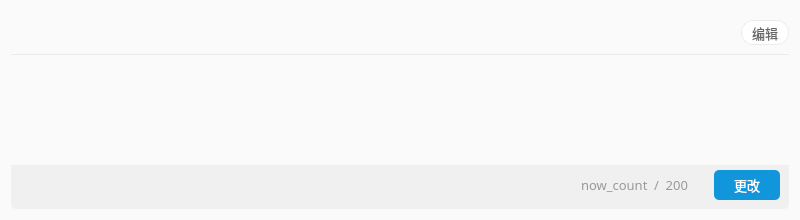
Qt form Status/Resources/ui/c_textInfoCardWidget.ui (StatusOnIineEducationDev/status-desktop) before a commit.
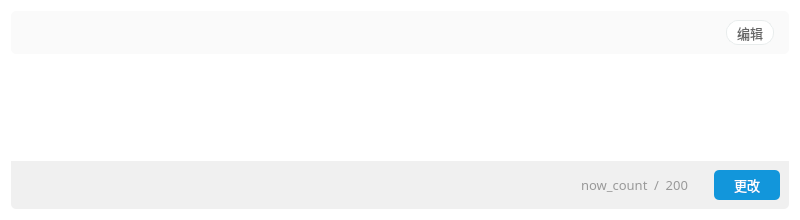
The same form after that commit. Icons and pictures are not drawn.

```diff
--- a/Status/Resources/ui/c_textInfoCardWidget.ui
+++ b/Status/Resources/ui/c_textInfoCardWidget.ui
@@ -28,7 +28,7 @@
   <property name="styleSheet">
    <string notr="true">QWidget {
 	border: none;
-	background-color: #fafafa;
+	background: #ffffff;
 }
 
 /*整体*/
@@ -221,52 +221,21 @@
      </layout>
     </widget>
    </item>
-   <item row="2" column="0">
-    <widget class="QPlainTextEdit" name="content_TextEdit">
-     <property name="sizePolicy">
-      <sizepolicy hsizetype="Expanding" vsizetype="Expanding">
-       <horstretch>0</horstretch>
-       <verstretch>0</verstretch>
-      </sizepolicy>
+   <item row="1" column="0">
+    <spacer name="verticalSpacer">
+     <property name="orientation">
+      <enum>Qt::Vertical</enum>
      </property>
-     <property name="minimumSize">
-      <size>
-       <width>0</width>
-       <height>100</height>
-      </size>
+     <property name="sizeType">
+      <enum>QSizePolicy::Fixed</enum>
      </property>
-     <property name="maximumSize">
+     <property name="sizeHint" stdset="0">
       <size>
-       <width>16777215</width>
-       <height>16777215</height>
+       <width>20</width>
+       <height>10</height>
       </size>
      </property>
-     <property name="font">
-      <font>
-       <family>微软雅黑</family>
-       <pointsize>11</pointsize>
-      </font>
-     </property>
-     <property name="styleSheet">
-      <string notr="true">QPlainTextEdit {
-	border: 1px solid #fafafa;
-	border-top-left-radius: 5px;
-	border-top-right-radius: 5px;
-	color: #666666;
-	background: #fafafa;
-}
-</string>
-     </property>
-     <property name="readOnly">
-      <bool>true</bool>
-     </property>
-     <property name="plainText">
-      <string/>
-     </property>
-     <property name="textInteractionFlags">
-      <set>Qt::NoTextInteraction</set>
-     </property>
-    </widget>
+    </spacer>
    </item>
    <item row="0" column="0">
     <widget class="QFrame" name="title_frame">
@@ -284,7 +253,8 @@
      </property>
      <property name="styleSheet">
       <string notr="true">QFrame {
-	border-bottom: 1px solid #E8ECEC;
+	background: #fafafa;
+	border-radius: 5px;
 }</string>
      </property>
      <property name="frameShape">
@@ -295,10 +265,10 @@
      </property>
      <layout class="QGridLayout" name="gridLayout_4">
       <property name="leftMargin">
-       <number>0</number>
+       <number>15</number>
       </property>
       <property name="rightMargin">
-       <number>0</number>
+       <number>15</number>
       </property>
       <item row="1" column="0">
        <widget class="QLabel" name="title_text">
@@ -389,21 +359,80 @@
      </layout>
     </widget>
    </item>
-   <item row="1" column="0">
-    <spacer name="verticalSpacer">
-     <property name="orientation">
-      <enum>Qt::Vertical</enum>
+   <item row="2" column="0">
+    <widget class="QFrame" name="content_frame">
+     <property name="styleSheet">
+      <string notr="true">QFrame {
+	border: 1px solid #ffffff;
+	border-top-left-radius: 5px;
+	border-top-right-radius: 5px;
+	color: #666666;
+	background: #ffffff;
+}
+</string>
      </property>
-     <property name="sizeType">
-      <enum>QSizePolicy::Fixed</enum>
+     <property name="frameShape">
+      <enum>QFrame::StyledPanel</enum>
      </property>
-     <property name="sizeHint" stdset="0">
-      <size>
-       <width>20</width>
-       <height>10</height>
-      </size>
+     <property name="frameShadow">
+      <enum>QFrame::Raised</enum>
      </property>
-    </spacer>
+     <layout class="QGridLayout" name="gridLayout_2">
+      <property name="leftMargin">
+       <number>15</number>
+      </property>
+      <property name="topMargin">
+       <number>0</number>
+      </property>
+      <property name="rightMargin">
+       <number>15</number>
+      </property>
+      <property name="bottomMargin">
+       <number>0</number>
+      </property>
+      <item row="0" column="0">
+       <widget class="QPlainTextEdit" name="content_TextEdit">
+        <property name="sizePolicy">
+         <sizepolicy hsizetype="Expanding" vsizetype="Expanding">
+          <horstretch>0</horstretch>
+          <verstretch>0</verstretch>
+         </sizepolicy>
+        </property>
+        <property name="minimumSize">
+         <size>
+          <width>0</width>
+          <height>100</height>
+         </size>
+        </property>
+        <property name="maximumSize">
+         <size>
+          <width>16777215</width>
+          <height>16777215</height>
+         </size>
+        </property>
+        <property name="font">
+         <font>
+          <family>微软雅黑</family>
+          <pointsize>11</pointsize>
+         </font>
+        </property>
+        <property name="styleSheet">
+         <string notr="true">border: none;
+background: transparent;</string>
+        </property>
+        <property name="readOnly">
+         <bool>true</bool>
+        </property>
+        <property name="plainText">
+         <string/>
+        </property>
+        <property name="textInteractionFlags">
+         <set>Qt::NoTextInteraction</set>
+        </property>
+       </widget>
+      </item>
+     </layout>
+    </widget>
    </item>
   </layout>
  </widget>
```
